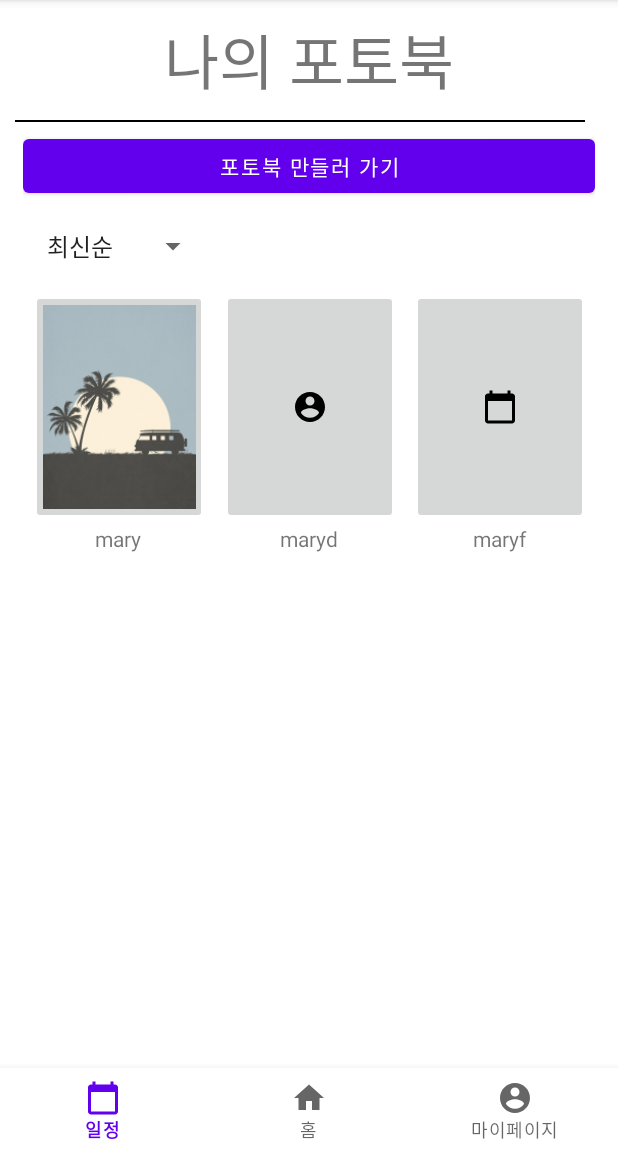
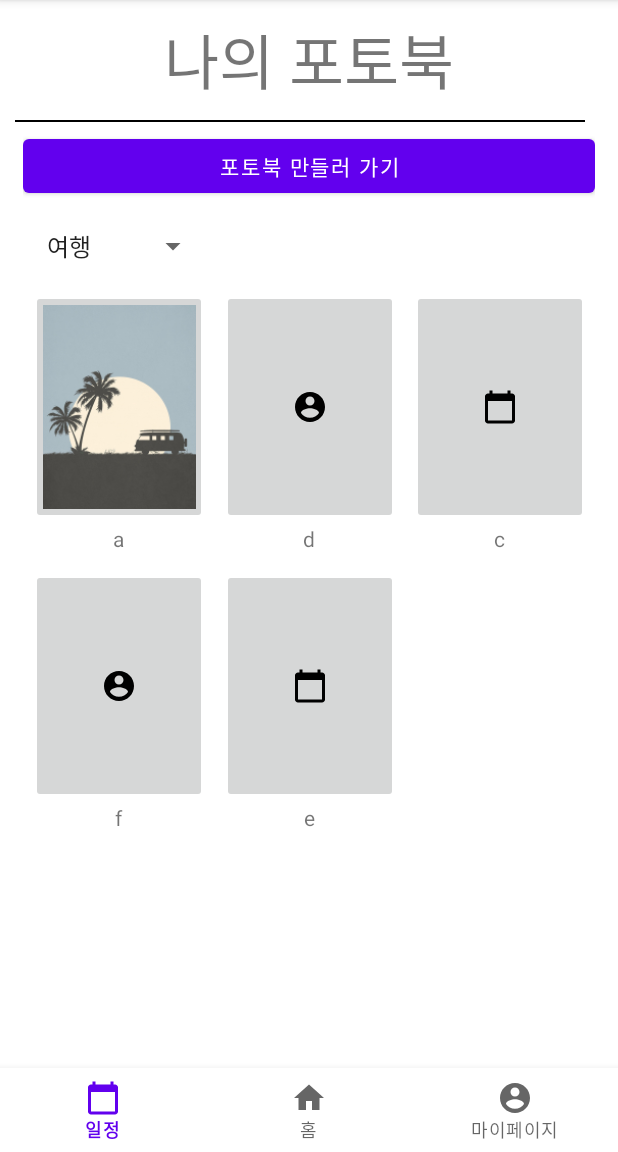
Before and after one commit to spring-2023-Corner-Hackathon/frontend, an Android app: the screen it shows after launch (MainActivity), on a phone screen of 412 x 824 dp, the part 84-1236 px from its top. Run offline under Robolectric (Android 15) with nearby library versions, the phone set to English and light mode, and no system bars.

```diff
--- a/app/src/main/AndroidManifest.xml
+++ b/app/src/main/AndroidManifest.xml
@@ -2,6 +2,7 @@
 <manifest xmlns:android="http://schemas.android.com/apk/res/android"
     xmlns:tools="http://schemas.android.com/tools"
     package="com.example.photobook">
+    <uses-permission android:name="android.permission.INTERNET" />
 
     <application
         android:allowBackup="true"
@@ -12,6 +13,7 @@
         android:roundIcon="@mipmap/ic_launcher_round"
         android:supportsRtl="true"
         android:theme="@style/Theme.PhotoBook"
+        android:usesCleartextTraffic="true"
         tools:targetApi="31">
         <activity
             android:name=".BookDetailActivity"
--- a/app/src/main/java/com/example/photobook/BookAdatper.kt
+++ b/app/src/main/java/com/example/photobook/BookAdatper.kt
@@ -1,33 +1,62 @@
 package com.example.photobook
 
 import android.content.Context
-import android.content.Intent
+
 import android.view.LayoutInflater
 import android.view.View
 import android.view.ViewGroup
-import android.widget.GridLayout
 import android.widget.ImageView
 import android.widget.TextView
 import androidx.recyclerview.widget.RecyclerView
-import com.example.photobook.databinding.FragmentHomeBinding
 import com.bumptech.glide.Glide
-import com.example.photobook.databinding.ItemMainBinding
-import kotlinx.coroutines.NonDisposableHandle
-import kotlinx.coroutines.NonDisposableHandle.parent
+
 
 class BookAdatper(private val context: Context) : RecyclerView.Adapter<BookAdatper.ViewHolder>() {
 
+
+    interface ItemClick {
+        fun onClick(view: View, position: Int)
+    }
+    var itemClick : ItemClick? = null
+
+
     var datas = mutableListOf<BookData>()
+
+    fun getItem(position: Int):BookData {
+        return datas[position]
+    }
+
     override fun onCreateViewHolder(parent: ViewGroup, viewType: Int): ViewHolder {
-        val view = LayoutInflater.from(context).inflate(R.layout.item_main,parent,false)
+        val view = LayoutInflater.from(parent.context).inflate(R.layout.item_main,parent,false)
         return ViewHolder(view)
     }
 
     override fun getItemCount(): Int = datas.size
 
     override fun onBindViewHolder(holder: ViewHolder, position: Int) {
+
+
+        if(itemClick != null){
+            holder.itemView.setOnClickListener{ v ->
+                itemClick?.onClick(v, position)
+            }
+        }
+
         holder.bind(datas[position])
+
     }
+
+
+
+//    inner class sortBook() {
+//        fun sortTitle(item:BookData){
+//            datas.sortBy { item.title }
+//        }
+//
+//        fun sortDate(item:BookData){
+//            datas.sortBy { item.date }
+//        }
+//    }
 
     inner class ViewHolder(view: View) : RecyclerView.ViewHolder(view) {
 
--- a/app/src/main/java/com/example/photobook/HomeFragment.kt
+++ b/app/src/main/java/com/example/photobook/HomeFragment.kt
@@ -11,10 +11,12 @@ import android.widget.AdapterView
 import android.widget.ArrayAdapter
 import android.widget.LinearLayout
 import android.widget.Toast
+import androidx.core.view.get
 import androidx.recyclerview.widget.GridLayoutManager
 import androidx.recyclerview.widget.LinearLayoutManager
 import androidx.recyclerview.widget.RecyclerView
 import com.example.photobook.databinding.FragmentHomeBinding
+import java.text.FieldPosition
 
 // TODO: Rename parameter arguments, choose names that match
 // the fragment initialization parameters, e.g. ARG_ITEM_NUMBER
@@ -65,15 +67,26 @@ class HomeFragment : Fragment() {
         bookAdapter = BookAdatper(requireContext())
         binding.recyclerBook.adapter = bookAdapter
 
+        bookAdapter.itemClick = object :  BookAdatper.ItemClick {
+            override fun onClick(view: View, position: Int) {
+
+                Toast.makeText(getActivity(), datas[position].title, Toast.LENGTH_SHORT).show()
+
+                val intent = Intent(getActivity(), BookDetailActivity::class.java)
+//                intent.putExtra("url", datas[position].webUrl)
+                startActivity(intent)
+            }
+        }
 
         datas.apply {
-            add(BookData(img = R.drawable.bookcover1, title = "mary"))
-            add(BookData(img = R.drawable.ic_mypage, title = "maryd"))
-            add(BookData(img = R.drawable.ic_calender, title = "maryf"))
+            add(BookData(img = R.drawable.bookcover1, title = "a" ))
+            add(BookData(img = R.drawable.ic_mypage,  title = "d"))
+            add(BookData(img = R.drawable.ic_calender, title = "c"))
+            add(BookData(img = R.drawable.ic_mypage, title = "f"))
+            add(BookData(img = R.drawable.ic_calender, title = "e"))
 
             bookAdapter.datas = datas
             bookAdapter.notifyDataSetChanged()
-
         }
     }
 
@@ -86,21 +99,25 @@ class HomeFragment : Fragment() {
         val adapter = ArrayAdapter(requireContext(), android.R.layout.simple_list_item_1, menu)
         spinner.adapter = adapter
 
+
+        bookAdapter = BookAdatper(requireContext())
+
         //spinner 선택 이벤트 처리
         spinner.setSelection(0)
         spinner.onItemSelectedListener = object : AdapterView.OnItemSelectedListener,
             AdapterView.OnItemClickListener {
             override fun onItemSelected(p0: AdapterView<*>?, p1: View?, p2: Int, p3: Long) {
+
                 when(p2){
                     //최신순 선택
                     0 -> {
                         //아이디가 작은 것부터 recyclerview 나열(백)
-                        //Toast.makeText(context, "최신순으로 선택 되었습니다", Toast.LENGTH_SHORT).show()
+                        Toast.makeText(context, "${spinner.get(p2).toString()}으로 선택 되었습니다", Toast.LENGTH_SHORT).show()
                     }
                     //이름순 선택
                     1 -> {
                         //이름순으로 recyclerview 나열(백)
-                        //Toast.makeText(context, "이름순으로 선택 되었습니다", Toast.LENGTH_SHORT).show()
+                        Toast.makeText(context, "잔잔한으로 선택 되었습니다", Toast.LENGTH_SHORT).show()
                     }
                 }
             }
--- a/app/src/main/res/layout/fragment_home.xml
+++ b/app/src/main/res/layout/fragment_home.xml
@@ -43,8 +43,8 @@
 
         <androidx.recyclerview.widget.RecyclerView
             android:id="@+id/recyclerBook"
-            android:layout_width="match_parent"
-            android:layout_height="match_parent"
+            android:layout_width="wrap_content"
+            android:layout_height="wrap_content"
             tools:listitem="@layout/item_main" />
 
     </LinearLayout>
--- a/app/src/main/res/values/arrays.xml
+++ b/app/src/main/res/values/arrays.xml
@@ -1,7 +1,7 @@
 <?xml version="1.0" encoding="utf-8"?>
 <resources>
     <string-array name="spinner_array">
-        <item>최신순</item>
-        <item>이름순</item>
+        <item>여행</item>
+        <item>잔잔한</item>
     </string-array>
 </resources>
```
Also changed, not shown: app/src/main/java/com/example/photobook/BookDetailActivity.kt (+44 -2 lines), app/src/main/res/layout/activity_book_detail.xml (+16 -10 lines), app/src/main/java/com/example/photobook/BookData.kt (line endings or trailing spaces), 2 other files.
